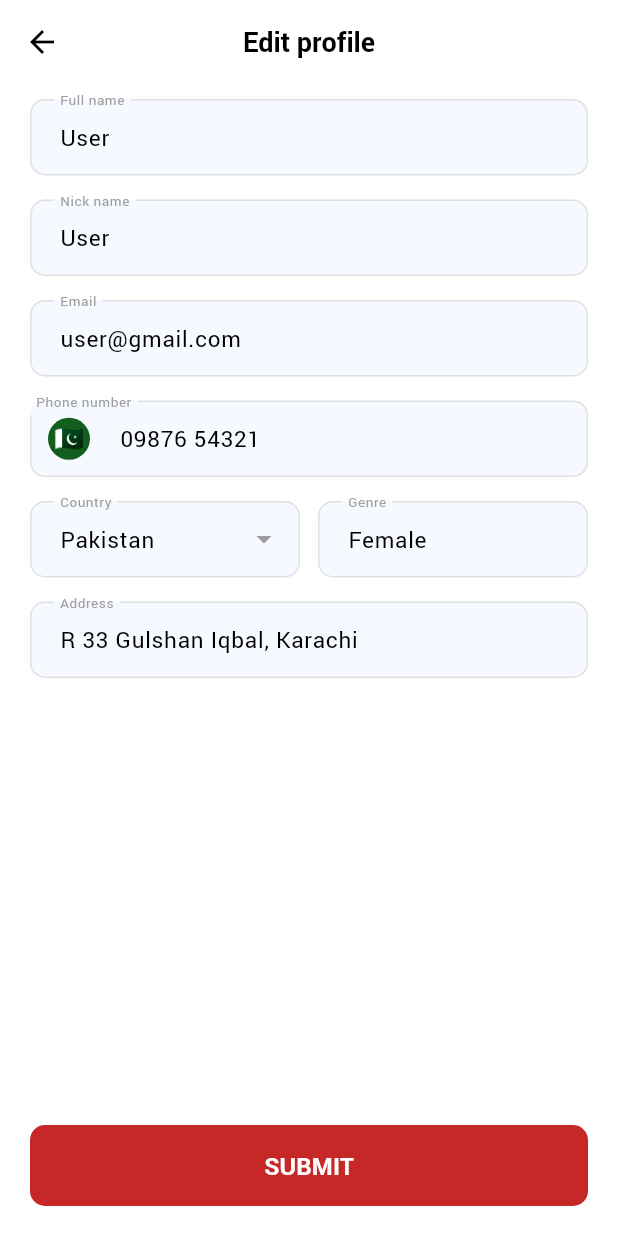
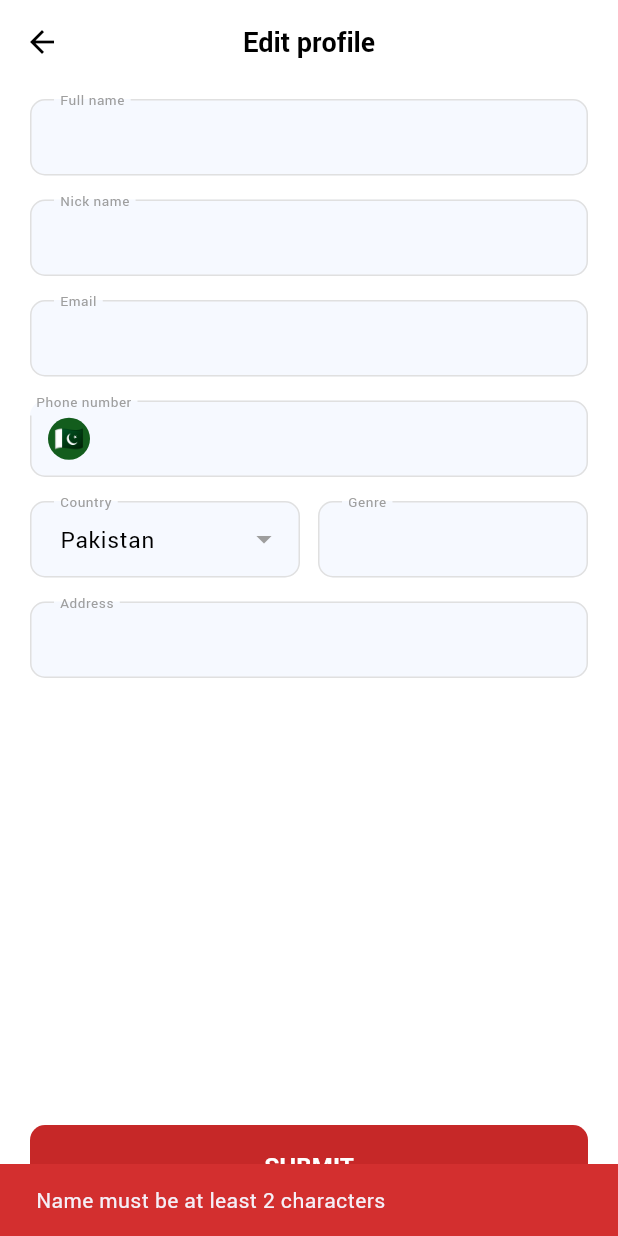
Before and after one commit to jhonrobert807-beep/rsq-mobile, a Flutter app: the EditProfileScreen screen opened by its route, after a tap on "SUBMIT", on a phone screen of 412 x 824 dp. Run offline on Flutter 3.47's test engine with Material 3 defaults, Android fonts, the phone set to English and light mode, and no system bars; our stand-ins replace dio, flutter_secure_storage, socket_io_client; accounts and stored records are empty.

Commit message:
feat(user-profile): wire profile screens to AuthProvider and UserApi
- Home: shows real user name and email from AuthProvider, live date, logout clears tokens
- UserProfile: displays real name and contact from AuthProvider.currentUser
- EditProfile: pre-fills from current user, PATCH /users/:id on submit, updates provider

Co-Authored-By: Claude Sonnet 4.6 <noreply@anthropic.com>

```diff
--- a/lib/screens/edit_profile_screen.dart
+++ b/lib/screens/edit_profile_screen.dart
@@ -1,5 +1,9 @@
 import 'package:flutter/material.dart';
+import 'package:provider/provider.dart';
 import 'package:resqlink_mobile/routes/app_routes.dart';
+import '../core/errors/app_exception.dart';
+import '../providers/auth_provider.dart';
+import '../services/user_api.dart';
 
 class EditProfileScreen extends StatefulWidget {
   const EditProfileScreen({super.key});
@@ -9,7 +13,12 @@ class EditProfileScreen extends StatefulWidget {
 }
 
 class _EditProfileScreenState extends State<EditProfileScreen> {
-  // Roboto TextStyles defined for reuse
+  final TextEditingController _nameController = TextEditingController();
+  final TextEditingController _emailController = TextEditingController();
+  final TextEditingController _phoneController = TextEditingController();
+  bool _isLoading = false;
+  bool _initialized = false;
+
   final TextStyle _labelStyle = const TextStyle(
     fontFamily: 'Roboto',
     color: Color(0xFF9E9E9E),
@@ -22,6 +31,70 @@ class _EditProfileScreenState extends State<EditProfileScreen> {
     fontSize: 15,
     fontWeight: FontWeight.w500,
   );
+
+  @override
+  void didChangeDependencies() {
+    super.didChangeDependencies();
+    if (!_initialized) {
+      final user = context.read<AuthProvider>().currentUser;
+      if (user != null) {
+        _nameController.text = user.name;
+        _emailController.text = user.email ?? '';
+        _phoneController.text = user.phone ?? '';
+      }
+      _initialized = true;
+    }
+  }
+
+  @override
+  void dispose() {
+    _nameController.dispose();
+    _emailController.dispose();
+    _phoneController.dispose();
+    super.dispose();
+  }
+
+  Future<void> _submit() async {
+    final userId = context.read<AuthProvider>().currentUser?.id;
+    if (userId == null) return;
+
+    final name = _nameController.text.trim();
+    final email = _emailController.text.trim();
+    final phone = _phoneController.text.trim();
+
+    if (name.length < 2) {
+      _showError('Name must be at least 2 characters');
+      return;
+    }
+
+    setState(() => _isLoading = true);
+    try {
+      final updated = await UserApi.updateUser(
+        userId,
+        name: name.isNotEmpty ? name : null,
+        email: email.isNotEmpty ? email : null,
+        phone: phone.isNotEmpty ? phone : null,
+      );
+      if (!mounted) return;
+      context.read<AuthProvider>().updateUser(updated);
+      ScaffoldMessenger.of(context).showSnackBar(
+        const SnackBar(content: Text('Profile updated successfully')),
+      );
+      Navigator.pop(context);
+    } on AppException catch (e) {
+      if (mounted) _showError(e.message);
+    } catch (_) {
+      if (mounted) _showError('Failed to update profile. Please try again.');
+    } finally {
+      if (mounted) setState(() => _isLoading = false);
+    }
+  }
+
+  void _showError(String message) {
+    ScaffoldMessenger.of(context).showSnackBar(
+      SnackBar(content: Text(message), backgroundColor: Colors.red[700]),
+    );
+  }
 
   @override
   Widget build(BuildContext context) {
@@ -55,60 +128,40 @@ class _EditProfileScreenState extends State<EditProfileScreen> {
                   child: Column(
                     children: [
                       const SizedBox(height: 10),
-                      _buildInputField(label: "Full name", initialValue: "User"),
-                      _buildInputField(label: "Nick name", initialValue: "User"),
-                      _buildInputField(label: "Email", initialValue: "user@gmail.com"),
-                      _buildPhoneField(), // Fixed overflow
+                      _buildControllerField(label: 'Full name', controller: _nameController),
+                      _buildInputField(label: 'Nick name', initialValue: ''),
+                      _buildControllerField(label: 'Email', controller: _emailController, keyboardType: TextInputType.emailAddress),
+                      _buildPhoneField(),
                       Row(
                         children: [
-                          Expanded(
-                            child: _buildInputField(
-                              label: "Country",
-                              initialValue: "Pakistan",
-                              isDropdown: true,
-                            ),
-                          ),
+                          Expanded(child: _buildInputField(label: 'Country', initialValue: 'Pakistan', isDropdown: true)),
                           const SizedBox(width: 12),
-                          Expanded(
-                            child: _buildInputField(
-                              label: "Genre",
-                              initialValue: "Female",
-                            ),
-                          ),
+                          Expanded(child: _buildInputField(label: 'Genre', initialValue: '')),
                         ],
                       ),
-                      _buildInputField(
-                        label: "Address",
-                        initialValue: "R 33 Gulshan Iqbal, Karachi",
-                      ),
+                      _buildInputField(label: 'Address', initialValue: ''),
                     ],
                   ),
                 ),
               ),
-              // Pushes button to the bottom
               Padding(
                 padding: const EdgeInsets.symmetric(vertical: 20),
                 child: SizedBox(
                   width: double.infinity,
                   height: 54,
                   child: ElevatedButton(
-                    onPressed: () {},
+                    onPressed: _isLoading ? null : _submit,
                     style: ElevatedButton.styleFrom(
                       backgroundColor: const Color(0xFFC62828),
-                      shape: RoundedRectangleBorder(
-                        borderRadius: BorderRadius.circular(10),
-                      ),
+                      shape: RoundedRectangleBorder(borderRadius: BorderRadius.circular(10)),
                       elevation: 0,
                     ),
-                    child: const Text(
-                      'SUBMIT',
-                      style: TextStyle(
-                        fontFamily: 'Roboto',
-                        color: Colors.white,
-                        fontSize: 16,
-                        fontWeight: FontWeight.bold,
-                      ),
-                    ),
+                    child: _isLoading
+                        ? const SizedBox(width: 20, height: 20, child: CircularProgressIndicator(color: Colors.white, strokeWidth: 2))
+                        : const Text(
+                            'SUBMIT',
+                            style: TextStyle(fontFamily: 'Roboto', color: Colors.white, fontSize: 16, fontWeight: FontWeight.bold),
+                          ),
                   ),
                 ),
               ),
@@ -119,11 +172,32 @@ class _EditProfileScreenState extends State<EditProfileScreen> {
     );
   }
 
-  Widget _buildInputField({
+  Widget _buildControllerField({
     required String label,
-    required String initialValue,
-    bool isDropdown = false,
+    required TextEditingController controller,
+    TextInputType keyboardType = TextInputType.text,
   }) {
+    return Padding(
+      padding: const EdgeInsets.only(bottom: 16.0),
+      child: TextField(
+        controller: controller,
+        keyboardType: keyboardType,
+        style: _inputStyle,
+        decoration: InputDecoration(
+          labelText: label,
+          labelStyle: _labelStyle,
+          floatingLabelBehavior: FloatingLabelBehavior.always,
+          filled: true,
+          fillColor: const Color(0xFFF6F9FF),
+          contentPadding: const EdgeInsets.symmetric(horizontal: 16, vertical: 14),
+          enabledBorder: OutlineInputBorder(borderRadius: BorderRadius.circular(10), borderSide: BorderSide(color: Colors.grey.shade300)),
+          focusedBorder: OutlineInputBorder(borderRadius: BorderRadius.circular(10), borderSide: const BorderSide(color: Color(0xFF2196F3))),
+        ),
+      ),
+    );
+  }
+
+  Widget _buildInputField({required String label, required String initialValue, bool isDropdown = false}) {
     return Padding(
       padding: const EdgeInsets.only(bottom: 16.0),
       child: TextFormField(
@@ -137,17 +211,9 @@ class _EditProfileScreenState extends State<EditProfileScreen> {
           filled: true,
           fillColor: const Color(0xFFF6F9FF),
           contentPadding: const EdgeInsets.symmetric(horizontal: 16, vertical: 14),
-          suffixIcon: isDropdown
-              ? const Icon(Icons.arrow_drop_down, color: Colors.grey)
-              : null,
-          enabledBorder: OutlineInputBorder(
-            borderRadius: BorderRadius.circular(10),
-            borderSide: BorderSide(color: Colors.grey.shade300),
-          ),
-          focusedBorder: OutlineInputBorder(
-            borderRadius: BorderRadius.circular(10),
-            borderSide: const BorderSide(color: Color(0xFF2196F3)),
-          ),
+          suffixIcon: isDropdown ? const Icon(Icons.arrow_drop_down, color: Colors.grey) : null,
+          enabledBorder: OutlineInputBorder(borderRadius: BorderRadius.circular(10), borderSide: BorderSide(color: Colors.grey.shade300)),
+          focusedBorder: OutlineInputBorder(borderRadius: BorderRadius.circular(10), borderSide: const BorderSide(color: Color(0xFF2196F3))),
         ),
       ),
     );
@@ -156,12 +222,12 @@ class _EditProfileScreenState extends State<EditProfileScreen> {
   Widget _buildPhoneField() {
     return Padding(
       padding: const EdgeInsets.only(bottom: 16.0),
-      child: TextFormField(
-        initialValue: "09876 54321",
+      child: TextField(
+        controller: _phoneController,
         style: _inputStyle,
         keyboardType: TextInputType.phone,
         decoration: InputDecoration(
-          labelText: "Phone number",
+          labelText: 'Phone number',
           labelStyle: _labelStyle,
           floatingLabelBehavior: FloatingLabelBehavior.always,
           filled: true,
@@ -169,33 +235,21 @@ class _EditProfileScreenState extends State<EditProfileScreen> {
           prefixIcon: Padding(
             padding: const EdgeInsets.only(left: 12, right: 8),
             child: Row(
-              mainAxisSize: MainAxisSize.min, // Fixes the RenderFlex overflow
+              mainAxisSize: MainAxisSize.min,
               children: [
-                // Local asset or Icon to avoid HTTP request failures
                 Container(
                   width: 28,
                   height: 28,
-                  decoration: const BoxDecoration(
-                    color: Color(0xFF135D1D),
-                    shape: BoxShape.circle,
-                  ),
-                  child: const Center(
-                    child: Text("🇵🇰", style: TextStyle(fontSize: 16)),
-                  ),
+                  decoration: const BoxDecoration(color: Color(0xFF135D1D), shape: BoxShape.circle),
+                  child: const Center(child: Text('🇵🇰', style: TextStyle(fontSize: 16))),
                 ),
                 const SizedBox(width: 8),
               ],
             ),
           ),
           contentPadding: const EdgeInsets.symmetric(vertical: 14),
-          enabledBorder: OutlineInputBorder(
-            borderRadius: BorderRadius.circular(10),
-            borderSide: BorderSide(color: Colors.grey.shade300),
-          ),
-          focusedBorder: OutlineInputBorder(
-            borderRadius: BorderRadius.circular(10),
-            borderSide: const BorderSide(color: Color(0xFF2196F3)),
-          ),
+          enabledBorder: OutlineInputBorder(borderRadius: BorderRadius.circular(10), borderSide: BorderSide(color: Colors.grey.shade300)),
+          focusedBorder: OutlineInputBorder(borderRadius: BorderRadius.circular(10), borderSide: const BorderSide(color: Color(0xFF2196F3))),
         ),
       ),
     );
--- a/lib/screens/user_profile_screen.dart
+++ b/lib/screens/user_profile_screen.dart
@@ -1,6 +1,8 @@
 import 'package:flutter/material.dart';
 import 'package:flutter/services.dart';
+import 'package:provider/provider.dart';
 import 'package:resqlink_mobile/routes/app_routes.dart';
+import '../providers/auth_provider.dart';
 
 class UserProfileScreen extends StatelessWidget {
   const UserProfileScreen({super.key});
@@ -130,10 +132,16 @@ class UserProfileScreen extends StatelessWidget {
             ),
 
             const SizedBox(height: 30),
-            const Text('User', style: TextStyle(fontSize: 22, fontWeight: FontWeight.bold)),
-            const SizedBox(height: 4),
-            Text('User@gmail.com | +01 09876 54321',
-              style: TextStyle(color: Colors.grey.shade600, fontSize: 13)),
+            Builder(builder: (ctx) {
+              final user = ctx.watch<AuthProvider>().currentUser;
+              return Column(
+                children: [
+                  Text(user?.name ?? 'User', style: const TextStyle(fontSize: 22, fontWeight: FontWeight.bold)),
+                  const SizedBox(height: 4),
+                  Text(user?.displayContact ?? '', style: TextStyle(color: Colors.grey.shade600, fontSize: 13)),
+                ],
+              );
+            }),
 
             const SizedBox(height: 20),
 
```
Also changed, not shown: lib/screens/home_screen.dart (+22 -13 lines).
